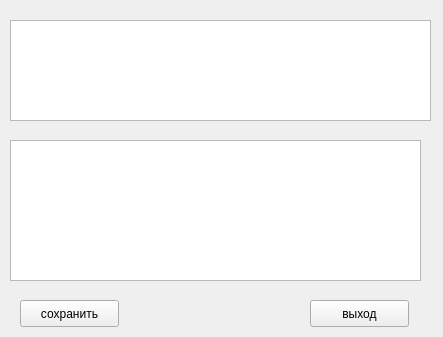
Factotum8/OKOIB_1, file tableir.ui: the form before one commit.
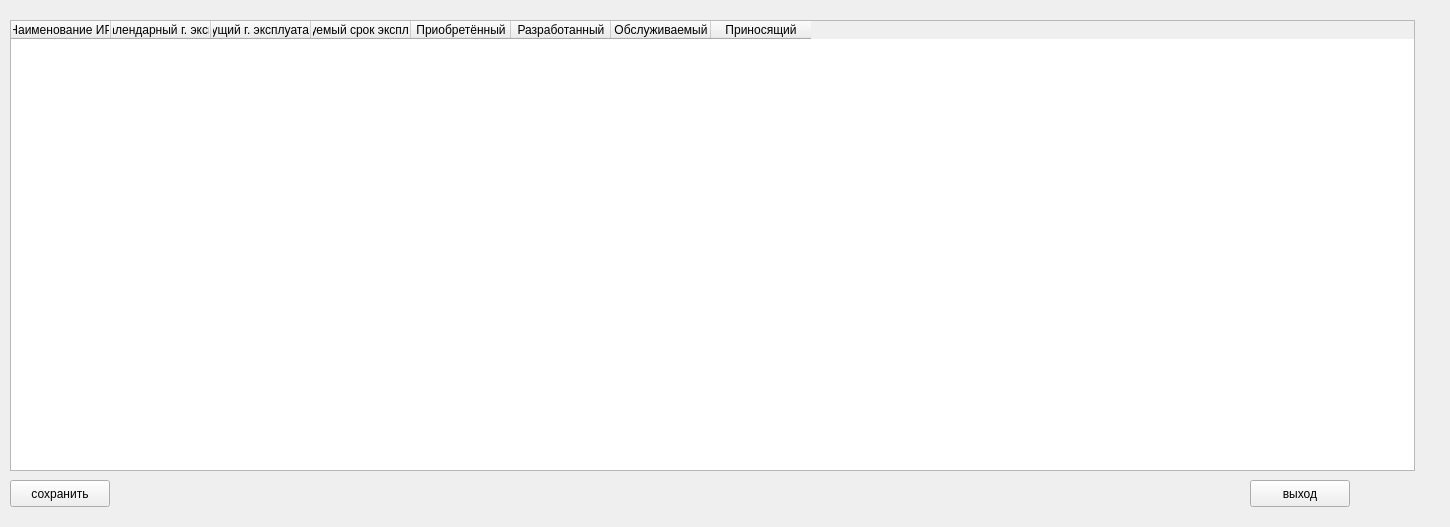
The form after the commit.

Diff of the .ui file:
```diff
--- a/tableir.ui
+++ b/tableir.ui
@@ -6,32 +6,34 @@
    <rect>
     <x>0</x>
     <y>0</y>
-    <width>443</width>
-    <height>337</height>
+    <width>1450</width>
+    <height>527</height>
    </rect>
   </property>
+  <property name="minimumSize">
+   <size>
+    <width>1200</width>
+    <height>0</height>
+   </size>
+  </property>
   <property name="windowTitle">
    <string>Таблица ИР</string>
   </property>
-  <widget class="QTableView" name="table">
-   <property name="geometry">
-    <rect>
-     <x>10</x>
-     <y>20</y>
-     <width>421</width>
-     <height>101</height>
-    </rect>
-   </property>
-  </widget>
   <widget class="QPushButton" name="save_butt">
    <property name="geometry">
     <rect>
-     <x>20</x>
-     <y>300</y>
-     <width>99</width>
+     <x>10</x>
+     <y>480</y>
+     <width>100</width>
      <height>27</height>
     </rect>
    </property>
+   <property name="minimumSize">
+    <size>
+     <width>0</width>
+     <height>0</height>
+    </size>
+   </property>
    <property name="text">
     <string>сохранить</string>
    </property>
@@ -39,12 +41,18 @@
   <widget class="QPushButton" name="exit_butt">
    <property name="geometry">
     <rect>
-     <x>310</x>
-     <y>300</y>
-     <width>99</width>
+     <x>1250</x>
+     <y>480</y>
+     <width>100</width>
      <height>27</height>
     </rect>
    </property>
+   <property name="minimumSize">
+    <size>
+     <width>0</width>
+     <height>0</height>
+    </size>
+   </property>
    <property name="text">
     <string>выход</string>
    </property>
@@ -53,11 +61,69 @@
    <property name="geometry">
     <rect>
      <x>10</x>
-     <y>140</y>
-     <width>411</width>
-     <height>141</height>
+     <y>20</y>
+     <width>1405</width>
+     <height>451</height>
     </rect>
    </property>
+   <property name="minimumSize">
+    <size>
+     <width>1181</width>
+     <height>0</height>
+    </size>
+   </property>
+   <column>
+    <property name="text">
+     <string>Наименование ИР</string>
+    </property>
+   </column>
+   <column>
+    <property name="text">
+     <string>Первый календарный г. эксплуатации</string>
+    </property>
+   </column>
+   <column>
+    <property name="text">
+     <string>Текущий г. эксплуатации</string>
+    </property>
+   </column>
+   <column>
+    <property name="text">
+     <string>Планируемый срок эксплуатации</string>
+    </property>
+   </column>
+   <column>
+    <property name="text">
+     <string>Приобретённый</string>
+    </property>
+    <property name="whatsThis">
+     <string extracomment="поставте 0 или 1"/>
+    </property>
+   </column>
+   <column>
+    <property name="text">
+     <string>Разработанный</string>
+    </property>
+    <property name="whatsThis">
+     <string extracomment="поставте 0 или 1"/>
+    </property>
+   </column>
+   <column>
+    <property name="text">
+     <string>Обслуживаемый</string>
+    </property>
+    <property name="whatsThis">
+     <string extracomment="поставте 0 или 1"/>
+    </property>
+   </column>
+   <column>
+    <property name="text">
+     <string>Приносящий</string>
+    </property>
+    <property name="whatsThis">
+     <string extracomment="с"/>
+    </property>
+   </column>
   </widget>
  </widget>
  <resources/>
```
